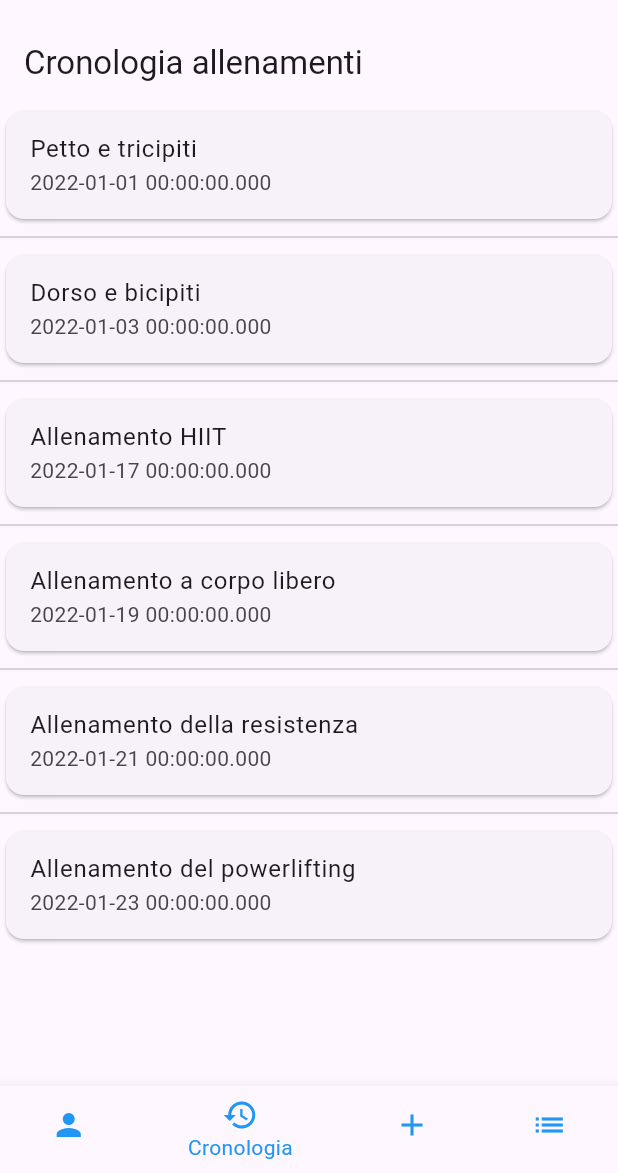
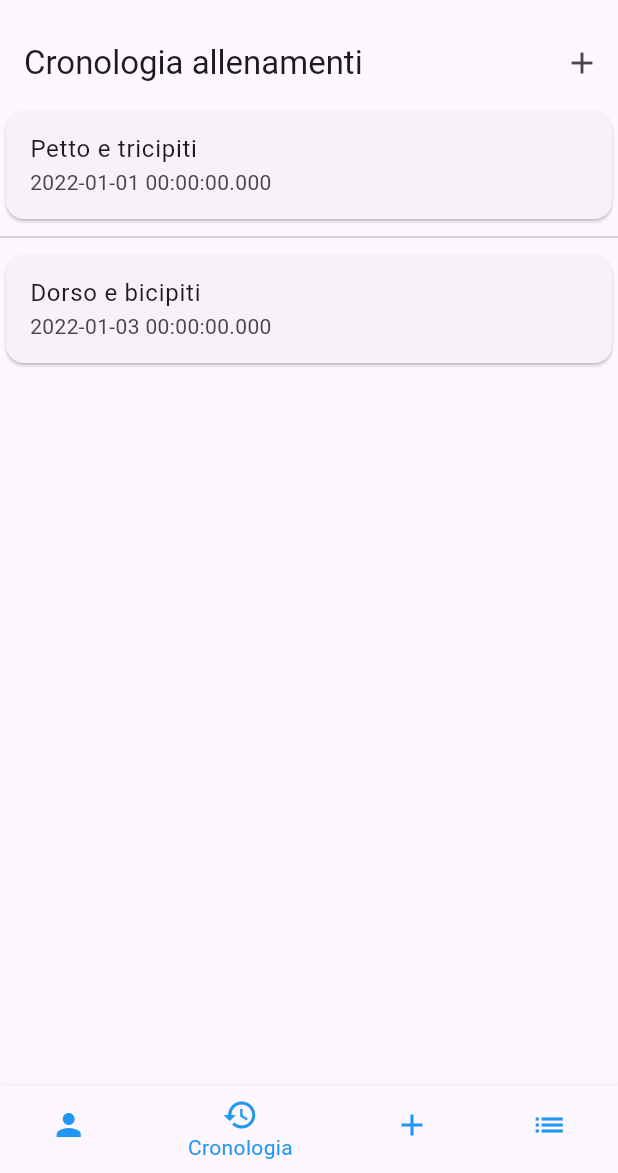
Before and after one commit to 88KEVIN88/fitness, a Flutter app: the screen it shows after launch, item 2 of the bottom bar chosen, on a phone screen of 412 x 824 dp, the part 63-1236 px from its top. Run offline on Flutter 3.47's test engine with Material 3 defaults, Android fonts, the phone set to English and light mode, and no system bars; our stand-ins replace charts_flutter; network calls fail.

```diff
--- a/lib/profile_page.dart
+++ b/lib/profile_page.dart
@@ -9,6 +9,7 @@ class ProfilePage extends StatefulWidget {
   const ProfilePage({super.key});
 
   @override
+  // ignore: library_private_types_in_public_api
   _ProfilePageState createState() => _ProfilePageState();
 }
 
--- a/lib/workout_history_page.dart
+++ b/lib/workout_history_page.dart
@@ -1,15 +1,68 @@
-
 import 'package:flutter/material.dart';
 
+class WorkoutHistoryPage extends StatefulWidget {
+  const WorkoutHistoryPage({super.key});
 
-class WorkoutHistoryPage extends StatelessWidget {
-  const WorkoutHistoryPage({super.key});
+  @override
+  _WorkoutHistoryPageState createState() => _WorkoutHistoryPageState();
+}
+
+class _WorkoutHistoryPageState extends State<WorkoutHistoryPage> {
+  List<Workout> workouts = [];
+
+  @override
+  void initState() {
+    super.initState();
+    // Load initial data if any
+    workouts = [
+      Workout(
+        name: 'Petto e tricipiti',
+        date: DateTime(2022, 1, 1),
+        exercises: [
+          Exercise(name: 'Panca piana', description: '3 serie da 10 reps'),
+          Exercise(name: 'Tricipiti cavo alto', description: '3 serie da 12 reps'),
+          Exercise(name: 'Tirate al mento bilancere sagomato', description: '3 serie da 15 reps'),
+        ],
+      ),
+      Workout(
+        name: 'Dorso e bicipiti',
+        date: DateTime(2022, 1, 3),
+        exercises: [
+          Exercise(name: 'Pull-ups', description: '3 serie da 8 reps'),
+          Exercise(name: 'Manubri', description: '3 serie da 10 reps'),
+          Exercise(name: 'Curl bilancere panca scott', description: '3 serie da 12 reps'),
+        ],
+      ),
+      // Add more initial data as needed
+    ];
+  }
+
+  void _addWorkout() {
+    Navigator.push(
+      context,
+      MaterialPageRoute(
+        builder: (context) => AddWorkoutPage(
+          onAddWorkout: (workout) {
+            setState(() {
+              workouts.add(workout);
+            });
+          },
+        ),
+      ),
+    );
+  }
 
   @override
   Widget build(BuildContext context) {
     return Scaffold(
       appBar: AppBar(
         title: const Text('Cronologia allenamenti'),
+        actions: [
+          IconButton(
+            icon: const Icon(Icons.add),
+            onPressed: _addWorkout,
+          ),
+        ],
       ),
       body: ListView.separated(
         itemCount: workouts.length,
@@ -45,12 +98,31 @@ class WorkoutHistoryItem extends StatelessWidget {
     );
   }
 }
+
 class Workout {
   final String name;
   final DateTime date;
   final List<Exercise> exercises;
 
   Workout({required this.name, required this.date, required this.exercises});
+
+  // Convert Workout to JSON
+  Map<String, dynamic> toJson() => {
+        'name': name,
+        'date': date.toIso8601String(),
+        'exercises': exercises.map((e) => e.toJson()).toList(),
+      };
+
+  // Convert JSON to Workout
+  factory Workout.fromJson(Map<String, dynamic> json) {
+    return Workout(
+      name: json['name'],
+      date: DateTime.parse(json['date']),
+      exercises: (json['exercises'] as List)
+          .map((e) => Exercise.fromJson(e))
+          .toList(),
+    );
+  }
 }
 
 class Exercise {
@@ -58,78 +130,22 @@ class Exercise {
   final String description;
 
   Exercise({required this.name, required this.description});
+
+  // Convert Exercise to JSON
+  Map<String, dynamic> toJson() => {
+        'name': name,
+        'description': description,
+      };
+
+  // Convert JSON to Exercise
+  factory Exercise.fromJson(Map<String, dynamic> json) {
+    return Exercise(
+      name: json['name'],
+      description: json['description'],
+    );
+  }
 }
 
-// Example data
-List<Workout> workouts = [
-  Workout(
-    name: 'Petto e tricipiti',
-    date: DateTime(2022, 1, 1),
-    exercises: [
-      Exercise(name: 'Panca piana', description: '3 serie da 10 reps'),
-      Exercise(name: 'Tricipiti cavo alto', description: '3 serie da 12 reps'),
-      Exercise(
-          name: 'Tirate al mento bilancere sagomato',
-          description: '3 serie da 15 reps'),
-    ],
-  ),
-  Workout(
-    name: 'Dorso e bicipiti',
-    date: DateTime(2022, 1, 3),
-    exercises: [
-      Exercise(name: 'Pull-ups', description: '3 serie da 8 reps'),
-      Exercise(name: 'Manubri', description: '3 serie da 10 reps'),
-      Exercise(
-          name: 'Curl bilancere panca scott', description: '3 serie da 12 reps'),
-    ],
-  ),
-  Workout(
-    name: 'Allenamento HIIT',
-    date: DateTime(2022, 1, 17),
-    exercises: [
-      Exercise(
-          name: 'Jump squats',
-          description:
-              'Tabata: 20 secondi di lavoro, 10 secondi di riposo, per 4 minuti'),
-      Exercise(
-          name: 'Mountain climbers',
-          description:
-              'Tabata: 20 secondi di lavoro, 10 secondi di riposo, per 4 minuti'),
-      Exercise(
-          name: 'Burpees',
-          description:
-              'Tabata: 20 secondi di lavoro, 10 secondi di riposo, per 4 minuti'),
-    ],
-  ),
-  Workout(
-    name: 'Allenamento a corpo libero',
-    date: DateTime(2022, 1, 19),
-    exercises: [
-      Exercise(name: 'Push-up', description: '5 serie da 15 reps'),
-      Exercise(name: 'Squat jump', description: '4 serie da 12 reps'),
-      Exercise(name: 'Plank', description: '3 serie da 45 secondi'),
-    ],
-  ),
-  Workout(
-    name: 'Allenamento della resistenza',
-    date: DateTime(2022, 1, 21),
-    exercises: [
-      Exercise(name: 'Swing con kettlebell', description: '4 serie da 15 reps'),
-      Exercise(
-          name: 'Affondi con salto', description: '3 serie da 12 reps per gamba'),
-      Exercise(name: 'Curl bicipiti con manubri', description: '3 serie da 12 reps'),
-    ],
-  ),
-  Workout(
-    name: 'Allenamento del powerlifting',
-    date: DateTime(2022, 1, 23),
-    exercises: [
-      Exercise(name: 'Squat', description: '5 serie da 5 reps'),
-      Exercise(name: 'Panca piana', description: '5 serie da 5 reps'),
-      Exercise(name: 'Stacchi da terra', description: '5 serie da 5 reps'),
-    ],
-  ),
-];
 class WorkoutExerciseListPage extends StatelessWidget {
   final Workout workout;
 
@@ -151,6 +167,7 @@ class WorkoutExerciseListPage extends StatelessWidget {
     );
   }
 }
+
 class ExerciseListItem extends StatelessWidget {
   final Exercise exercise;
 
@@ -164,3 +181,97 @@ class ExerciseListItem extends StatelessWidget {
     );
   }
 }
+
+class AddWorkoutPage extends StatefulWidget {
+  final void Function(Workout) onAddWorkout;
+
+  const AddWorkoutPage({required this.onAddWorkout, super.key});
+
+  @override
+  _AddWorkoutPageState createState() => _AddWorkoutPageState();
+}
+
+class _AddWorkoutPageState extends State<AddWorkoutPage> {
+  final TextEditingController _nameController = TextEditingController();
+  final List<Exercise> _exercises = [];
+
+  final TextEditingController _exerciseNameController = TextEditingController();
+  final TextEditingController _exerciseDescriptionController = TextEditingController();
+
+  void _addExercise() {
+    setState(() {
+      _exercises.add(Exercise(
+        name: _exerciseNameController.text,
+        description: _exerciseDescriptionController.text,
+      ));
+      _exerciseNameController.clear();
+      _exerciseDescriptionController.clear();
+    });
+  }
+
+  void _saveWorkout() {
+    final workout = Workout(
+      name: _nameController.text,
+      date: DateTime.now(),
+      exercises: _exercises,
+    );
+    widget.onAddWorkout(workout);
+    Navigator.pop(context);
+  }
+
+  @override
+  Widget build(BuildContext context) {
+    return Scaffold(
+      appBar: AppBar(
+        title: const Text('Aggiungi Allenamento'),
+      ),
+      body: Padding(
+        padding: const EdgeInsets.all(16.0),
+        child: Column(
+          crossAxisAlignment: CrossAxisAlignment.start,
+          children: [
+            TextField(
+              controller: _nameController,
+              decoration: const InputDecoration(
+                labelText: 'Nome Allenamento',
+              ),
+            ),
+            const SizedBox(height: 16.0),
+            TextField(
+              controller: _exerciseNameController,
+              decoration: const InputDecoration(
+                labelText: 'Nome Esercizio',
+              ),
+            ),
+            TextField(
+              controller: _exerciseDescriptionController,
+              decoration: const InputDecoration(
+                labelText: 'Descrizione Esercizio',
+              ),
+            ),
+            const SizedBox(height: 16.0),
+            ElevatedButton(
+              onPressed: _addExercise,
+              child: const Text('Aggiungi Esercizio'),
+            ),
+            const SizedBox(height: 16.0),
+            Expanded(
+              child: ListView.separated(
+                itemCount: _exercises.length,
+                separatorBuilder: (context, index) => const Divider(),
+                itemBuilder: (context, index) {
+                  return ExerciseListItem(exercise: _exercises[index]);
+                },
+              ),
+            ),
+            const SizedBox(height: 16.0),
+            ElevatedButton(
+              onPressed: _saveWorkout,
+              child: const Text('Salva Allenamento'),
+            ),
+          ],
+        ),
+      ),
+    );
+  }
+}
```
